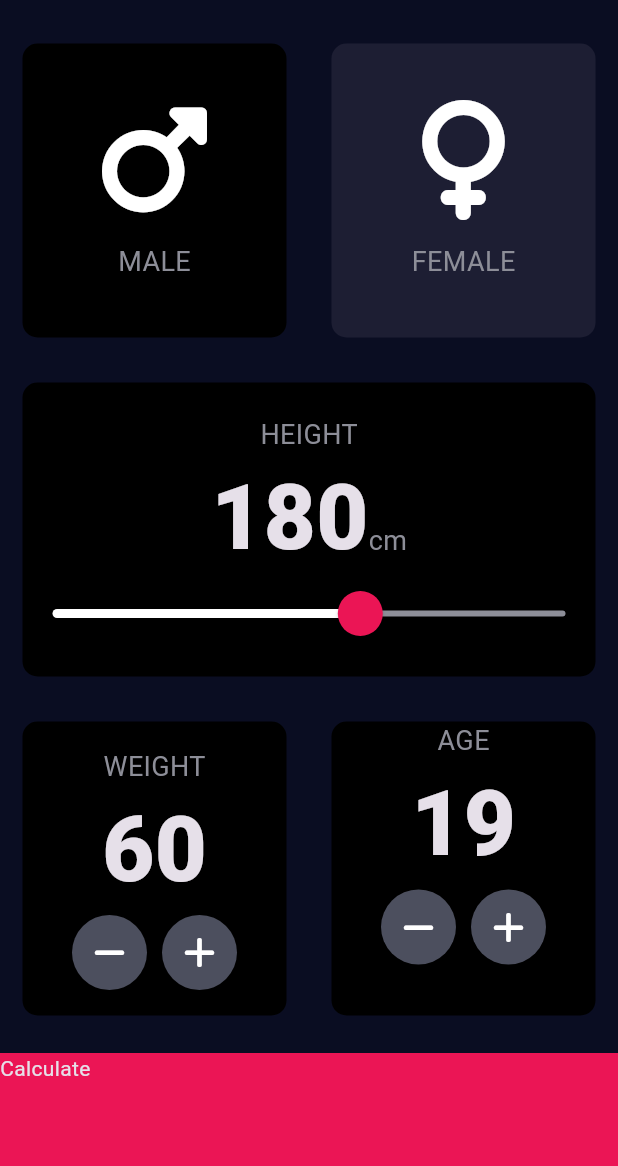
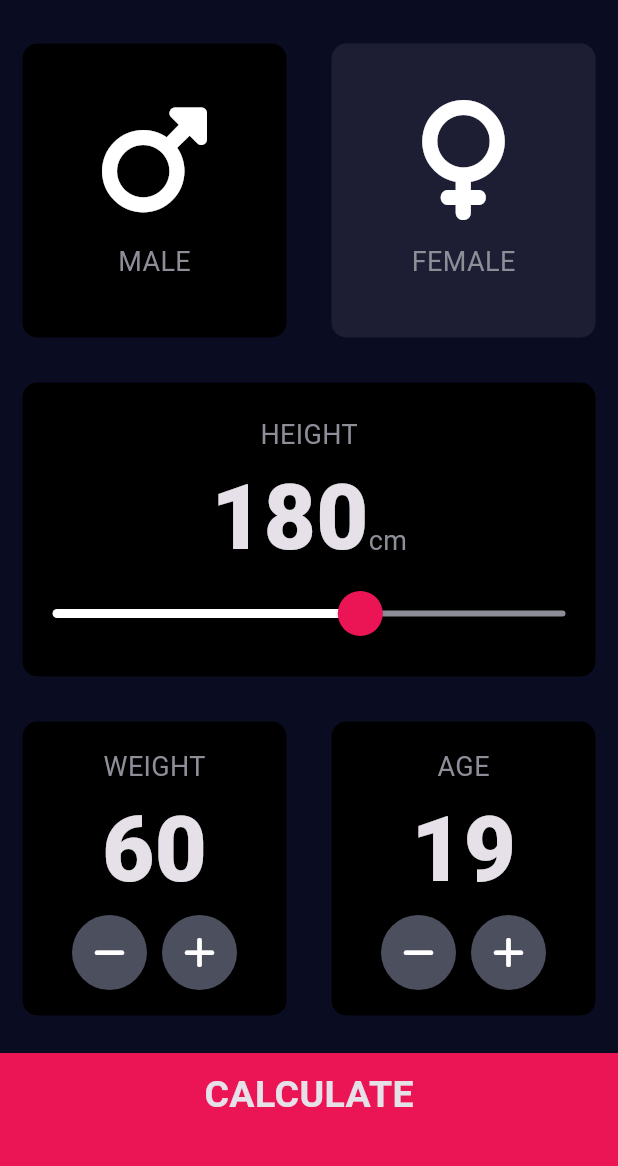
Before and after one commit to cZ-1004/bmi_cz, a Flutter app: the screen it shows after launch, on a phone screen of 412 x 824 dp, the part 63-1229 px from its top. Run offline on Flutter 3.47's test engine with Material 3 defaults, Android fonts, the phone set to English and light mode, and no system bars; our stand-ins replace font_awesome_flutter.

Commit message:
- Finished BMI project

```diff
--- /dev/null
+++ b/lib/button_bottom.dart
@@ -0,0 +1,30 @@
+import 'package:flutter/material.dart';
+import 'constants.dart';
+
+class BottomButton extends StatelessWidget {
+
+  BottomButton({required this.onTap, required this.buttonTitle});
+
+  final VoidCallback onTap;
+  final String buttonTitle;
+
+  @override
+  Widget build(BuildContext context) {
+    return GestureDetector(
+      onTap: onTap,
+      child: Container(
+        child: Center(
+          child: Text(
+            buttonTitle,
+            style: kLargeButtonTextStyle,
+          ),
+        ),
+        color: kBottomContainerColor,
+        margin: EdgeInsets.only(top: 10),
+        padding: EdgeInsets.only(bottom:24),
+        width: double.infinity,
+        height: kBottomContainerHeight,
+      ),
+    );
+  }
+}
--- a/lib/input_page.dart
+++ b/lib/input_page.dart
@@ -3,7 +3,10 @@ import 'package:font_awesome_flutter/font_awesome_flutter.dart';
 import 'reusable_card.dart';
 import 'icon_content.dart';
 import 'constants.dart';
-import 'results.dart';
+import 'results_page.dart';
+import 'button_bottom.dart';
+import 'round_icon_button.dart';
+import 'calculator_brain.dart';
 
 enum Gender {
   male,
@@ -159,6 +162,7 @@ class _InputPageState extends State<InputPage> {
                         child: ReusableCard(
                           colour: kInactiveCardBg,
                           cardChild: Column(
+                            mainAxisAlignment: MainAxisAlignment.center,
                             children: [
                               Text(
                                 'AGE',
@@ -202,45 +206,23 @@ class _InputPageState extends State<InputPage> {
                 ),
               ],
             )),
-            GestureDetector(
+            BottomButton(
+              buttonTitle: 'CALCULATE',
               onTap: () {
+                CalculatorBrain calc = CalculatorBrain(height: height, weight: weight);
+
                 Navigator.push(
                   context,
                   MaterialPageRoute(
-                    builder: (context) {
-                      return ResultsPage();
-                    },
-                  ),
+                      builder: (context) => ResultsPage(
+                        bmiResult: calc.calculateBMI(),
+                        resultText: calc.getResult(),
+                        interpretation: calc.getInterpretation(),
+                      )),
                 );
               },
-              child: Container(
-                child: Text('Calculate'),
-                color: kBottomContainerColor,
-                margin: EdgeInsets.only(top: 10),
-                width: double.infinity,
-                height: kBottomContainerHeight,
-              ),
             )
           ],
         ));
   }
 }
-
-class RoundIconButton extends StatelessWidget {
-  RoundIconButton({required this.icon, required this.onPressed});
-
-  final IconData icon;
-  final VoidCallback onPressed;
-
-  @override
-  Widget build(BuildContext context) {
-    return RawMaterialButton(
-      child: Icon(icon),
-      elevation: 0.0,
-      constraints: BoxConstraints.tightFor(width: 50.0, height: 50.0),
-      onPressed: onPressed,
-      shape: CircleBorder(),
-      fillColor: Color(0xFF4C4F5E),
-    );
-  }
-}
--- a/lib/main.dart
+++ b/lib/main.dart
@@ -1,5 +1,6 @@
 import 'package:flutter/material.dart';
 import 'input_page.dart';
+import 'results_page.dart';
 
 void main() => runApp(BMICalculator());
 
@@ -14,6 +15,10 @@ class BMICalculator extends StatelessWidget {
         scaffoldBackgroundColor: Color(0xFF0A0D22),
       ),
       home: InputPage(),
+      // routes: {
+      //   '/': (context) => InputPage(),
+      //   '/results': (context) => ResultsPage(bmiResult: ,),
+      // },
     );
   }
 }
--- /dev/null
+++ b/lib/round_icon_button.dart
@@ -0,0 +1,20 @@
+import 'package:flutter/material.dart';
+
+class RoundIconButton extends StatelessWidget {
+  RoundIconButton({required this.icon, required this.onPressed});
+
+  final IconData icon;
+  final VoidCallback onPressed;
+
+  @override
+  Widget build(BuildContext context) {
+    return RawMaterialButton(
+      child: Icon(icon),
+      elevation: 0.0,
+      constraints: BoxConstraints.tightFor(width: 50.0, height: 50.0),
+      onPressed: onPressed,
+      shape: CircleBorder(),
+      fillColor: Color(0xFF4C4F5E),
+    );
+  }
+}
```
Also changed, not shown: lib/calculator_brain.dart (added, +37 -0 lines), lib/constants.dart (+25 -0 lines), lib/results.dart (deleted, +0 -17 lines), lib/results_arguments.dart (added, +12 -0 lines), lib/results_page.dart (added, +75 -0 lines), pubspec.lock.
